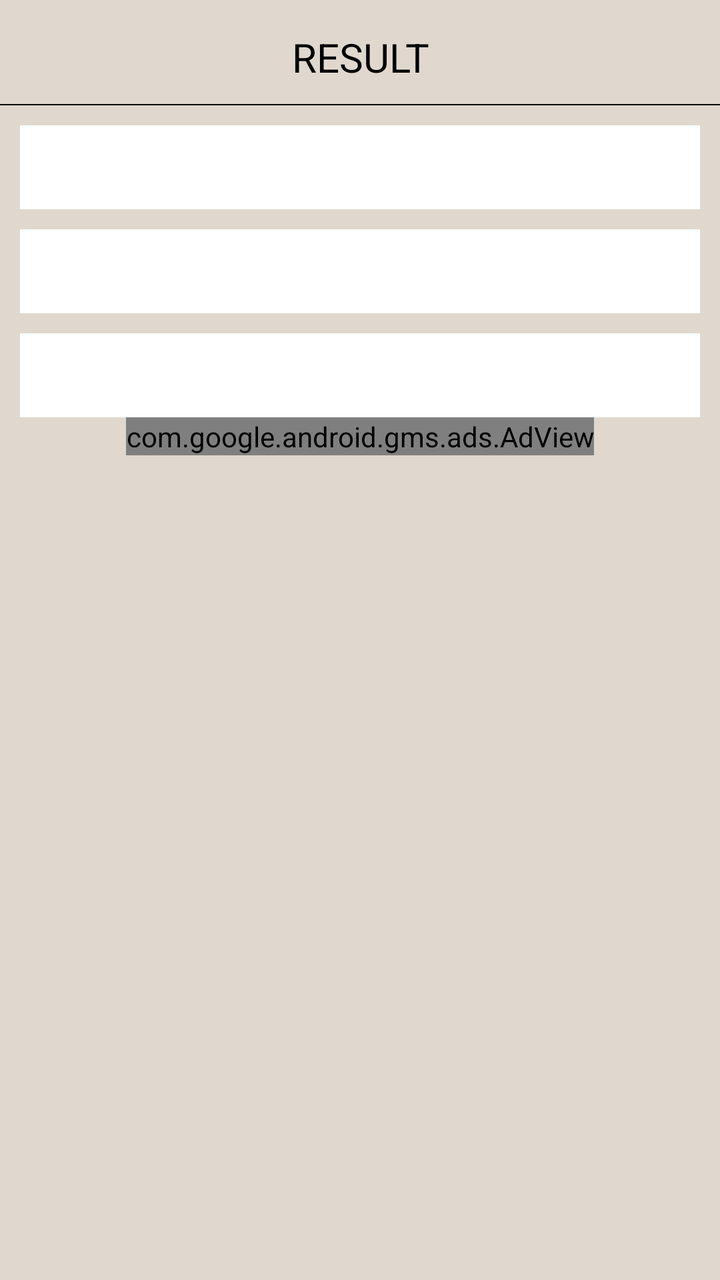
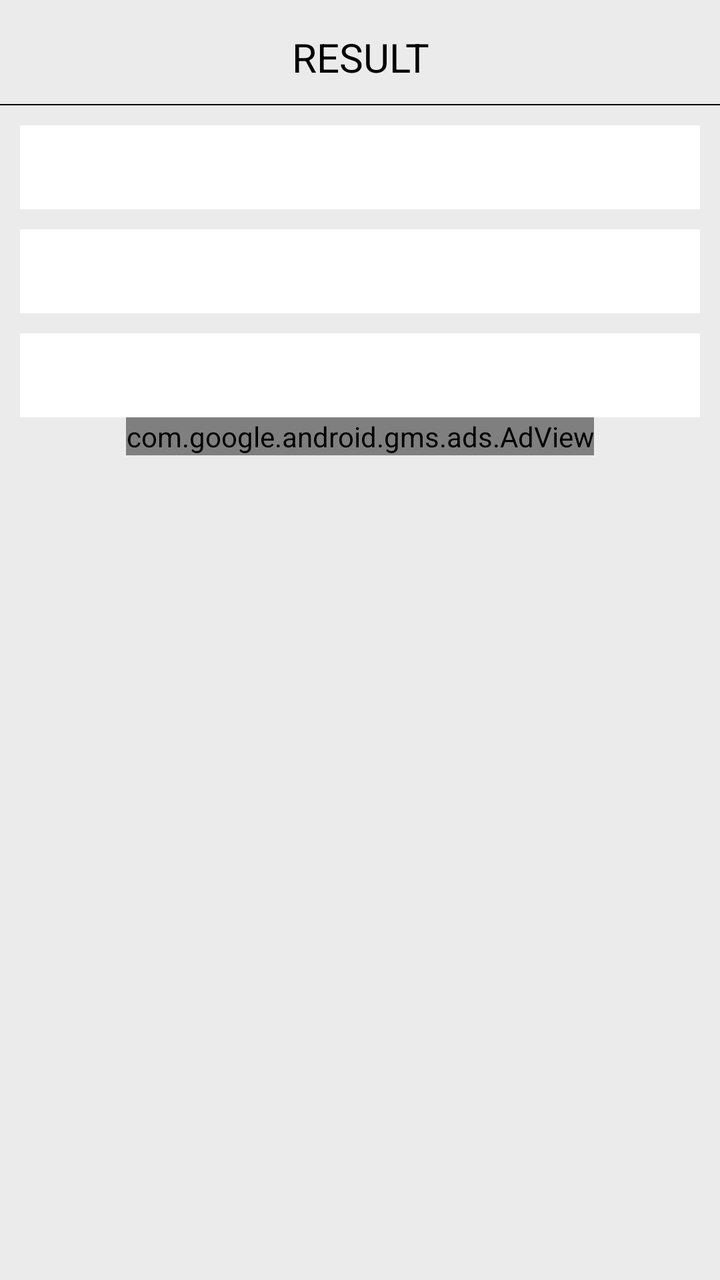

Screens rendered from an Android XML layout before and after an edit, with the pre-edit source and the edit as a unified diff.
<!-- AndroidManifest.xml: application theme AppTheme -->
<!-- res/layout/popup_smokingcost.xml -->
<?xml version="1.0" encoding="utf-8"?>
<LinearLayout xmlns:android="http://schemas.android.com/apk/res/android"
    xmlns:aapt="http://schemas.android.com/aapt"
    xmlns:app="http://schemas.android.com/apk/res-auto"
    android:layout_width="match_parent"
    android:layout_height="match_parent"
    android:background="@color/background"
    android:orientation="vertical">

    <TextView
        android:id="@+id/tv_result"
        android:layout_width="match_parent"
        android:layout_height="wrap_content"
        android:layout_marginLeft="10dp"
        android:layout_marginTop="10dp"
        android:layout_marginRight="10dp"
        android:gravity="center"
        android:paddingTop="5dp"
        android:paddingBottom="10dp"
        android:text="@string/RESULT"
        android:textColor="@color/btnbackground1"
        android:textSize="20dp" />

    <View
        android:layout_width="match_parent"
        android:layout_height="0.5dp"
        android:background="@color/black" />

    <TextView
        android:id="@+id/tv_smokingcost_week"
        android:layout_width="match_parent"
        android:layout_height="wrap_content"
        android:layout_marginLeft="10dp"
        android:layout_marginTop="10dp"
        android:layout_marginRight="10dp"
        android:background="@color/white"
        android:gravity="center"
        android:paddingTop="5dp"
        android:paddingBottom="10dp"
        android:textColor="@color/smoking_cost"
        android:textSize="20dp"
        android:textStyle="bold" />

    <TextView
        android:id="@+id/tv_smokingcost_month"
        android:layout_width="match_parent"
        android:layout_height="wrap_content"
        android:layout_marginLeft="10dp"
        android:layout_marginTop="10dp"
        android:layout_marginRight="10dp"
        android:background="@color/white"
        android:gravity="center"
        android:paddingTop="5dp"
        android:paddingBottom="10dp"
        android:textColor="@color/smoking_cost"
        android:textSize="20dp"
        android:textStyle="bold" />

    <TextView
        android:id="@+id/tv_smokingcost_year"
        android:layout_width="match_parent"
        android:layout_height="wrap_content"
        android:layout_marginLeft="10dp"
        android:layout_marginTop="10dp"
        android:layout_marginRight="10dp"
        android:background="@color/white"
        android:gravity="center"
        android:paddingTop="5dp"
        android:paddingBottom="10dp"
        android:textColor="@color/smoking_cost"
        android:textSize="20dp"
        android:textStyle="bold" />

    <include
        android:id="@+id/ad_layout"
        layout="@layout/native_ad_popup"
        android:layout_width="match_parent"
        android:layout_height="wrap_content"
        android:layout_alignParentLeft="true"
        android:layout_alignParentBottom="true"
        android:layout_gravity="top|center_vertical|center_horizontal|center" />
</LinearLayout>
<!-- res/layout/native_ad_popup.xml (included above) -->
<?xml version="1.0" encoding="utf-8"?>
<LinearLayout xmlns:android="http://schemas.android.com/apk/res/android"
    xmlns:aapt="http://schemas.android.com/aapt"
    xmlns:app="http://schemas.android.com/apk/res-auto"
    android:layout_width="match_parent"
    android:layout_height="match_parent"
    android:orientation="vertical">

    <com.google.android.gms.ads.AdView
        android:id="@+id/adView"
        android:layout_width="wrap_content"
        android:layout_height="wrap_content"
        android:layout_above="@+id/ll_footer_menu"
        android:layout_gravity="center"
        app:adSize="280x50"
        app:adUnitId="@string/banner_ad" />
</LinearLayout>
<!-- resources referenced by this layout -->
<resources>
  <color name="background">#e0d7ce</color>
  <color name="black">#000000</color>
  <color name="btnbackground1">#000</color>
  <color name="smoking_cost">#e44035</color>
  <color name="white">#ffffff</color>
  <string name="RESULT">RESULT</string>
  <string name="banner_ad">ca-app-pub-3940256099942544/6300978111</string>
  <style name="AppTheme" parent="Theme.AppCompat.Light.DarkActionBar">
          
          <item name="colorPrimary">@color/colorPrimary</item>
          <item name="colorPrimaryDark">@color/colorPrimaryDark</item>
          <item name="colorAccent">@color/colorAccent</item>
      </style>
  <color name="colorPrimary">#36D1DC</color>
  <color name="colorPrimaryDark">#044fab</color>
  <color name="colorAccent">#03DAC5</color>
</resources>

<!-- the commit's change to res/layout/popup_smokingcost.xml (unified diff, before → after) -->
@@ -4,7 +4,7 @@
     xmlns:app="http://schemas.android.com/apk/res-auto"
     android:layout_width="match_parent"
     android:layout_height="match_parent"
-    android:background="@color/background"
+    android:background="#EBEBEB"
     android:orientation="vertical">
 
     <TextView
<!-- resource entries referenced after the edit -->
@@ -1,6 +1,5 @@
 <!-- resources referenced by this layout -->
 <resources>
-  <color name="background">#e0d7ce</color>
   <color name="black">#000000</color>
   <color name="btnbackground1">#000</color>
   <color name="smoking_cost">#e44035</color>
@@ -13,8 +12,8 @@
           <item name="colorPrimaryDark">@color/colorPrimaryDark</item>
           <item name="colorAccent">@color/colorAccent</item>
       </style>
-  <color name="colorPrimary">#36D1DC</color>
-  <color name="colorPrimaryDark">#044fab</color>
-  <color name="colorAccent">#03DAC5</color>
+  <color name="colorPrimary">#434A71</color>
+  <color name="colorPrimaryDark">#1F2339</color>
+  <color name="colorAccent">#1F2339</color>
 </resources>
 
